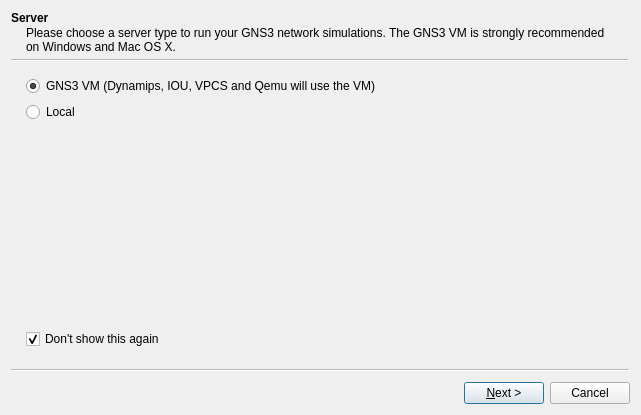
The window that gns3/ui/setup_wizard.ui (GNS3/gns3-gui) describes before a commit, drawn with Qt 5.
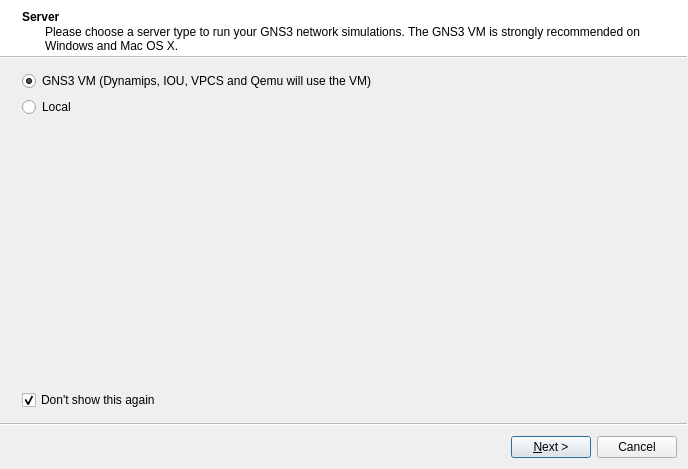
The same window after the commit. Icons and pictures are not drawn.

The edit to the form file:
```diff
--- a/gns3/ui/setup_wizard.ui
+++ b/gns3/ui/setup_wizard.ui
@@ -6,16 +6,31 @@
    <rect>
     <x>0</x>
     <y>0</y>
-    <width>641</width>
-    <height>415</height>
+    <width>740</width>
+    <height>485</height>
    </rect>
   </property>
+  <property name="sizePolicy">
+   <sizepolicy hsizetype="Fixed" vsizetype="Fixed">
+    <horstretch>0</horstretch>
+    <verstretch>0</verstretch>
+   </sizepolicy>
+  </property>
+  <property name="maximumSize">
+   <size>
+    <width>688</width>
+    <height>469</height>
+   </size>
+  </property>
   <property name="windowTitle">
    <string>Setup Wizard</string>
   </property>
   <property name="modal">
    <bool>true</bool>
   </property>
+  <property name="wizardStyle">
+   <enum>QWizard::ModernStyle</enum>
+  </property>
   <property name="options">
    <set>QWizard::NoBackButtonOnStartPage</set>
   </property>
```
Left out of the diff: 166 changed lines with no effect on the pictures.
